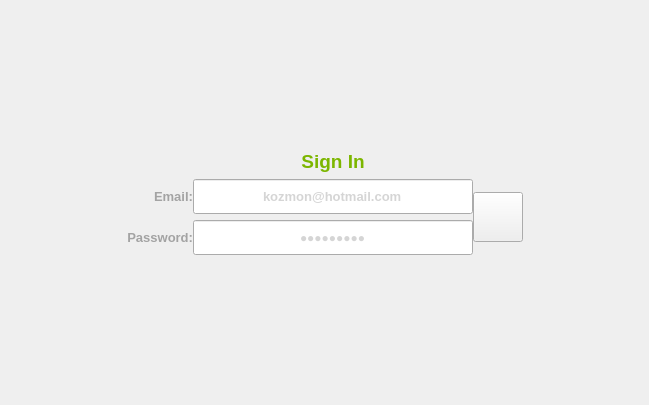
abigdreamer/Objectwheelprivate, file loginwindow.ui: the form before one commit.
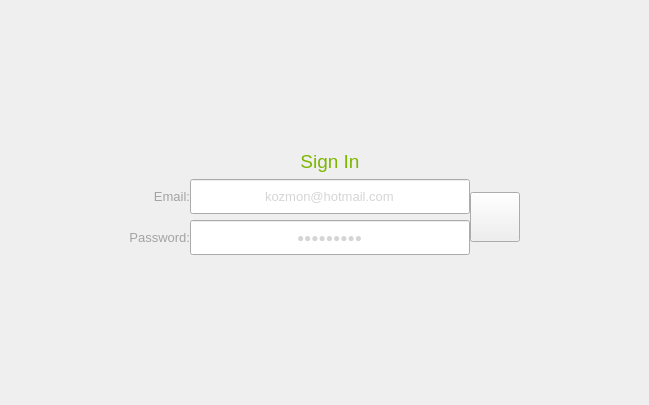
The form after the commit. Icons and pictures are not drawn.

```diff
--- a/loginwindow.ui
+++ b/loginwindow.ui
@@ -81,6 +81,12 @@
             <height>50</height>
            </size>
           </property>
+          <property name="maximumSize">
+           <size>
+            <width>50</width>
+            <height>50</height>
+           </size>
+          </property>
           <property name="cursor">
            <cursorShape>PointingHandCursor</cursorShape>
           </property>
@@ -157,6 +163,11 @@
           </disabled>
          </palette>
         </property>
+        <property name="font">
+         <font>
+          <family>Arial</family>
+         </font>
+        </property>
         <property name="styleSheet">
          <string notr="true">border-image: url(:/pics/down.png);</string>
         </property>
@@ -223,8 +234,8 @@
          <font>
           <family>Arial</family>
           <pointsize>10</pointsize>
-          <weight>75</weight>
-          <bold>true</bold>
+          <weight>50</weight>
+          <bold>false</bold>
          </font>
         </property>
         <property name="styleSheet">
@@ -255,6 +266,15 @@
              </color>
             </brush>
            </colorrole>
+           <colorrole role="Button">
+            <brush brushstyle="SolidPattern">
+             <color alpha="0">
+              <red>0</red>
+              <green>0</green>
+              <blue>0</blue>
+             </color>
+            </brush>
+           </colorrole>
            <colorrole role="Text">
             <brush brushstyle="SolidPattern">
              <color alpha="255">
@@ -264,6 +284,24 @@
              </color>
             </brush>
            </colorrole>
+           <colorrole role="Base">
+            <brush brushstyle="SolidPattern">
+             <color alpha="0">
+              <red>0</red>
+              <green>0</green>
+              <blue>0</blue>
+             </color>
+            </brush>
+           </colorrole>
+           <colorrole role="Window">
+            <brush brushstyle="SolidPattern">
+             <color alpha="0">
+              <red>0</red>
+              <green>0</green>
+              <blue>0</blue>
+             </color>
+            </brush>
+           </colorrole>
           </active>
           <inactive>
            <colorrole role="WindowText">
@@ -275,6 +313,15 @@
              </color>
             </brush>
            </colorrole>
+           <colorrole role="Button">
+            <brush brushstyle="SolidPattern">
+             <color alpha="0">
+              <red>0</red>
+              <green>0</green>
+              <blue>0</blue>
+             </color>
+            </brush>
+           </colorrole>
            <colorrole role="Text">
             <brush brushstyle="SolidPattern">
              <color alpha="255">
@@ -284,6 +331,24 @@
              </color>
             </brush>
            </colorrole>
+           <colorrole role="Base">
+            <brush brushstyle="SolidPattern">
+             <color alpha="0">
+              <red>0</red>
+              <green>0</green>
+              <blue>0</blue>
+             </color>
+            </brush>
+           </colorrole>
+           <colorrole role="Window">
+            <brush brushstyle="SolidPattern">
+             <color alpha="0">
+              <red>0</red>
+              <green>0</green>
+              <blue>0</blue>
+             </color>
+            </brush>
+           </colorrole>
           </inactive>
           <disabled>
            <colorrole role="WindowText">
@@ -295,6 +360,15 @@
              </color>
             </brush>
            </colorrole>
+           <colorrole role="Button">
+            <brush brushstyle="SolidPattern">
+             <color alpha="0">
+              <red>0</red>
+              <green>0</green>
+              <blue>0</blue>
+             </color>
+            </brush>
+           </colorrole>
            <colorrole role="Text">
             <brush brushstyle="SolidPattern">
              <color alpha="255">
@@ -304,6 +378,24 @@
              </color>
             </brush>
            </colorrole>
+           <colorrole role="Base">
+            <brush brushstyle="SolidPattern">
+             <color alpha="0">
+              <red>0</red>
+              <green>0</green>
+              <blue>0</blue>
+             </color>
+            </brush>
+           </colorrole>
+           <colorrole role="Window">
+            <brush brushstyle="SolidPattern">
+             <color alpha="0">
+              <red>0</red>
+              <green>0</green>
+              <blue>0</blue>
+             </color>
+            </brush>
+           </colorrole>
           </disabled>
          </palette>
         </property>
@@ -311,12 +403,13 @@
          <font>
           <family>Arial</family>
           <pointsize>10</pointsize>
-          <weight>75</weight>
-          <bold>true</bold>
+          <weight>50</weight>
+          <bold>false</bold>
          </font>
         </property>
         <property name="styleSheet">
-         <string notr="true">border-image: url();</string>
+         <string notr="true">
+background-color:transparent;</string>
         </property>
         <property name="text">
          <string>Email:</string>
@@ -340,6 +433,15 @@
              </color>
             </brush>
            </colorrole>
+           <colorrole role="Button">
+            <brush brushstyle="SolidPattern">
+             <color alpha="0">
+              <red>0</red>
+              <green>0</green>
+              <blue>0</blue>
+             </color>
+            </brush>
+           </colorrole>
            <colorrole role="Text">
             <brush brushstyle="SolidPattern">
              <color alpha="255">
@@ -349,6 +451,24 @@
              </color>
             </brush>
            </colorrole>
+           <colorrole role="Base">
+            <brush brushstyle="SolidPattern">
+             <color alpha="0">
+              <red>0</red>
+              <green>0</green>
+              <blue>0</blue>
+             </color>
+            </brush>
+           </colorrole>
+           <colorrole role="Window">
+            <brush brushstyle="SolidPattern">
+             <color alpha="0">
+              <red>0</red>
+              <green>0</green>
+              <blue>0</blue>
+             </color>
+            </brush>
+           </colorrole>
           </active>
           <inactive>
            <colorrole role="WindowText">
@@ -360,6 +480,15 @@
              </color>
             </brush>
            </colorrole>
+           <colorrole role="Button">
+            <brush brushstyle="SolidPattern">
+             <color alpha="0">
+              <red>0</red>
+              <green>0</green>
+              <blue>0</blue>
+             </color>
+            </brush>
+           </colorrole>
            <colorrole role="Text">
             <brush brushstyle="SolidPattern">
              <color alpha="255">
@@ -369,6 +498,24 @@
              </color>
             </brush>
            </colorrole>
+           <colorrole role="Base">
+            <brush brushstyle="SolidPattern">
+             <color alpha="0">
+              <red>0</red>
+              <green>0</green>
+              <blue>0</blue>
+             </color>
+            </brush>
+           </colorrole>
+           <colorrole role="Window">
+            <brush brushstyle="SolidPattern">
+             <color alpha="0">
+              <red>0</red>
+              <green>0</green>
+              <blue>0</blue>
+             </color>
+            </brush>
+           </colorrole>
           </inactive>
           <disabled>
            <colorrole role="WindowText">
@@ -380,6 +527,15 @@
              </color>
             </brush>
            </colorrole>
+           <colorrole role="Button">
+            <brush brushstyle="SolidPattern">
+             <color alpha="0">
+              <red>0</red>
+              <green>0</green>
+              <blue>0</blue>
+             </color>
+            </brush>
+           </colorrole>
            <colorrole role="Text">
             <brush brushstyle="SolidPattern">
              <color alpha="255">
@@ -389,6 +545,24 @@
              </color>
             </brush>
            </colorrole>
+           <colorrole role="Base">
+            <brush brushstyle="SolidPattern">
+             <color alpha="0">
+              <red>0</red>
+              <green>0</green>
+              <blue>0</blue>
+             </color>
+            </brush>
+           </colorrole>
+           <colorrole role="Window">
+            <brush brushstyle="SolidPattern">
+             <color alpha="0">
+              <red>0</red>
+              <green>0</green>
+              <blue>0</blue>
+             </color>
+            </brush>
+           </colorrole>
           </disabled>
          </palette>
         </property>
@@ -396,12 +570,13 @@
          <font>
           <family>Arial</family>
           <pointsize>10</pointsize>
-          <weight>75</weight>
-          <bold>true</bold>
+          <weight>50</weight>
+          <bold>false</bold>
          </font>
         </property>
         <property name="styleSheet">
-         <string notr="true">border-image: url();</string>
+         <string notr="true">
+background-color:transparent;</string>
         </property>
         <property name="text">
          <string>Password:</string>
@@ -431,6 +606,33 @@
              </color>
             </brush>
            </colorrole>
+           <colorrole role="Button">
+            <brush brushstyle="SolidPattern">
+             <color alpha="0">
+              <red>0</red>
+              <green>0</green>
+              <blue>0</blue>
+             </color>
+            </brush>
+           </colorrole>
+           <colorrole role="Base">
+            <brush brushstyle="SolidPattern">
+             <color alpha="0">
+              <red>0</red>
+              <green>0</green>
+              <blue>0</blue>
+             </color>
+            </brush>
+           </colorrole>
+           <colorrole role="Window">
+            <brush brushstyle="SolidPattern">
+             <color alpha="0">
+              <red>0</red>
+              <green>0</green>
+              <blue>0</blue>
+             </color>
+            </brush>
+           </colorrole>
           </active>
           <inactive>
            <colorrole role="WindowText">
@@ -442,6 +644,33 @@
              </color>
             </brush>
            </colorrole>
+           <colorrole role="Button">
+            <brush brushstyle="SolidPattern">
+             <color alpha="0">
+              <red>0</red>
+              <green>0</green>
+              <blue>0</blue>
+             </color>
+            </brush>
+           </colorrole>
+           <colorrole role="Base">
+            <brush brushstyle="SolidPattern">
+             <color alpha="0">
+              <red>0</red>
+              <green>0</green>
+              <blue>0</blue>
+             </color>
+            </brush>
+           </colorrole>
+           <colorrole role="Window">
+            <brush brushstyle="SolidPattern">
+             <color alpha="0">
+              <red>0</red>
+              <green>0</green>
+              <blue>0</blue>
+             </color>
+            </brush>
+           </colorrole>
           </inactive>
           <disabled>
            <colorrole role="WindowText">
@@ -453,6 +682,33 @@
              </color>
             </brush>
            </colorrole>
+           <colorrole role="Button">
+            <brush brushstyle="SolidPattern">
+             <color alpha="0">
+              <red>0</red>
+              <green>0</green>
+              <blue>0</blue>
+             </color>
+            </brush>
+           </colorrole>
+           <colorrole role="Base">
+            <brush brushstyle="SolidPattern">
+             <color alpha="0">
+              <red>0</red>
+              <green>0</green>
+              <blue>0</blue>
+             </color>
+            </brush>
+           </colorrole>
+           <colorrole role="Window">
+            <brush brushstyle="SolidPattern">
+             <color alpha="0">
+              <red>0</red>
+              <green>0</green>
+              <blue>0</blue>
+             </color>
+            </brush>
+           </colorrole>
           </disabled>
          </palette>
         </property>
@@ -460,12 +716,13 @@
          <font>
           <family>Arial</family>
           <pointsize>14</pointsize>
-          <weight>75</weight>
-          <bold>true</bold>
+          <weight>50</weight>
+          <bold>false</bold>
          </font>
         </property>
         <property name="styleSheet">
-         <string notr="true">border-image: url();</string>
+         <string notr="true">
+background-color:transparent;</string>
         </property>
         <property name="text">
          <string>Sign In</string>
```
